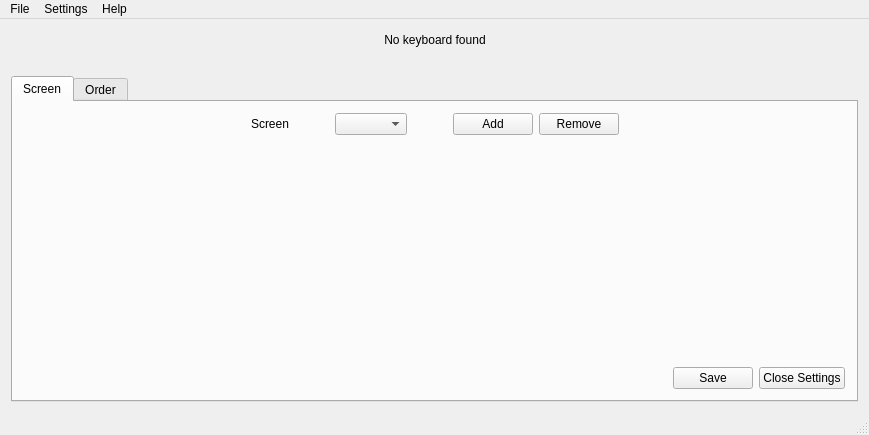
Before: the Qt Designer form Hardware Monitor Applet/GUI/mainwindow.ui in jimmyd-be/Hardware-Monitor-Applet, drawn with Qt 5.
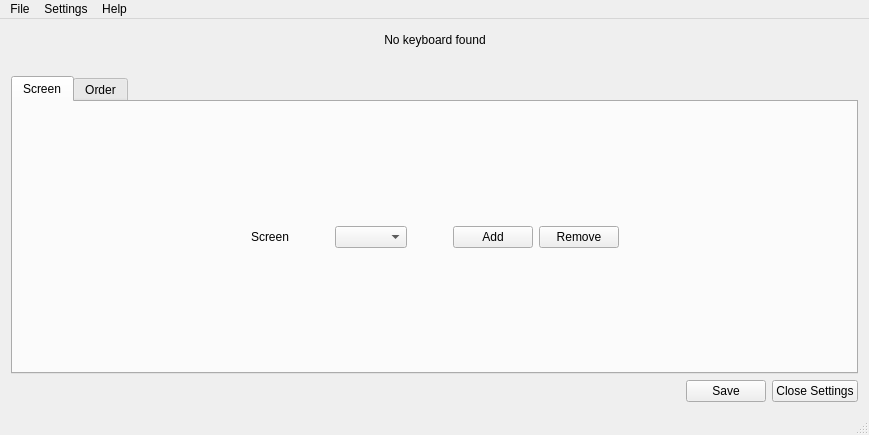
After: the same form once the commit is applied.

The edit to the form file:
```diff
--- a/Hardware Monitor Applet/GUI/mainwindow.ui
+++ b/Hardware Monitor Applet/GUI/mainwindow.ui
@@ -170,18 +170,14 @@
         <item>
          <layout class="QVBoxLayout" name="widgetLayout"/>
         </item>
-        <item>
-         <spacer name="verticalSpacer_3">
-          <property name="orientation">
-           <enum>Qt::Vertical</enum>
-          </property>
-          <property name="sizeHint" stdset="0">
-           <size>
-            <width>20</width>
-            <height>40</height>
-           </size>
-          </property>
-         </spacer>
+       </layout>
+      </widget>
+      <widget class="QWidget" name="orderTab">
+       <attribute name="title">
+        <string>Order</string>
+       </attribute>
+      </widget>
+     </widget>
         </item>
         <item>
          <layout class="QHBoxLayout" name="horizontalLayout_6">
@@ -213,15 +209,6 @@
            </widget>
           </item>
          </layout>
-        </item>
-       </layout>
-      </widget>
-      <widget class="QWidget" name="orderTab">
-       <attribute name="title">
-        <string>Order</string>
-       </attribute>
-      </widget>
-     </widget>
     </item>
    </layout>
   </widget>
```
Left out of the diff: 2 changed lines with no effect on the pictures. Lines whose indentation alone changed are shown as unchanged.
